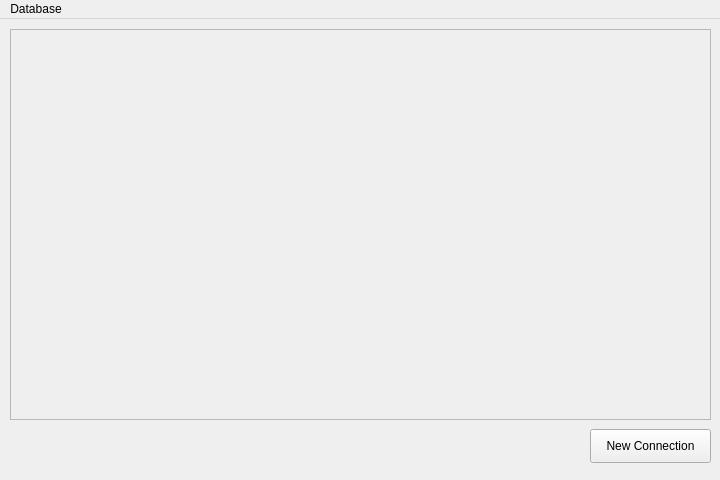
Before: the Qt Designer form ui/forms/MainWindow.ui in daqt/daqt, drawn with Qt 5.
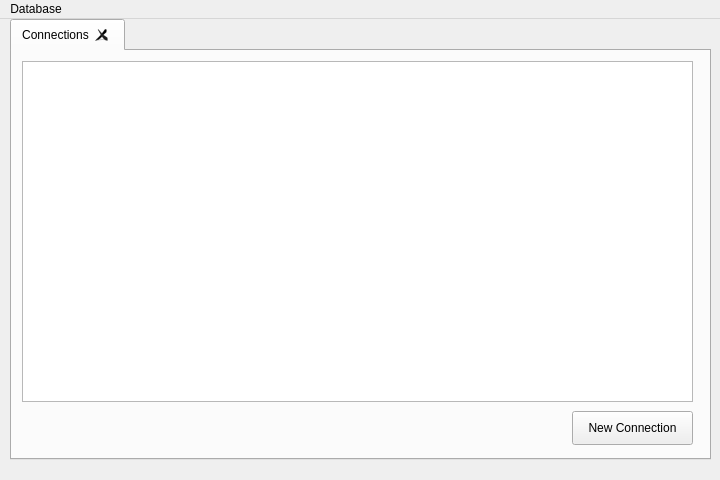
After: the same form once the commit is applied.

Commit message: Saved connections can now be loaded and databases can be shown

What changed in the file:
```diff
--- a/ui/forms/MainWindow.ui
+++ b/ui/forms/MainWindow.ui
@@ -23,42 +23,80 @@
    <locale language="English" country="UnitedStates"/>
   </property>
   <widget class="QWidget" name="centralWidget">
-   <widget class="QScrollArea" name="scrollDatabases">
+   <widget class="QTabWidget" name="tabWidget">
     <property name="geometry">
      <rect>
       <x>10</x>
-      <y>10</y>
+      <y>0</y>
       <width>701</width>
-      <height>391</height>
+      <height>441</height>
      </rect>
     </property>
-    <property name="widgetResizable">
+    <property name="currentIndex">
+     <number>0</number>
+    </property>
+    <property name="tabsClosable">
      <bool>true</bool>
     </property>
-    <widget class="QWidget" name="scrollDatabasesWidgetContents">
-     <property name="geometry">
-      <rect>
-       <x>0</x>
-       <y>0</y>
-       <width>697</width>
-       <height>387</height>
-      </rect>
-     </property>
+    <widget class="QWidget" name="tab">
+     <attribute name="title">
+      <string>Connections</string>
+     </attribute>
+     <widget class="QTableView" name="tableDatabases">
+      <property name="geometry">
+       <rect>
+        <x>10</x>
+        <y>10</y>
+        <width>671</width>
+        <height>341</height>
+       </rect>
+      </property>
+      <property name="editTriggers">
+       <set>QAbstractItemView::NoEditTriggers</set>
+      </property>
+      <property name="dragEnabled">
+       <bool>true</bool>
+      </property>
+      <property name="dragDropOverwriteMode">
+       <bool>false</bool>
+      </property>
+      <property name="dragDropMode">
+       <enum>QAbstractItemView::InternalMove</enum>
+      </property>
+      <property name="alternatingRowColors">
+       <bool>true</bool>
+      </property>
+      <property name="selectionMode">
+       <enum>QAbstractItemView::SingleSelection</enum>
+      </property>
+      <property name="selectionBehavior">
+       <enum>QAbstractItemView::SelectRows</enum>
+      </property>
+      <property name="gridStyle">
+       <enum>Qt::SolidLine</enum>
+      </property>
+      <property name="sortingEnabled">
+       <bool>true</bool>
+      </property>
+      <attribute name="verticalHeaderVisible">
+       <bool>false</bool>
+      </attribute>
+     </widget>
+     <widget class="QPushButton" name="buttonNewConnection">
+      <property name="geometry">
+       <rect>
+        <x>560</x>
+        <y>360</y>
+        <width>121</width>
+        <height>34</height>
+       </rect>
+      </property>
+      <property name="text">
+       <string>New Connection</string>
+      </property>
+     </widget>
     </widget>
    </widget>
-   <widget class="QPushButton" name="buttonNewConnection">
-    <property name="geometry">
-     <rect>
-      <x>590</x>
-      <y>410</y>
-      <width>121</width>
-      <height>34</height>
-     </rect>
-    </property>
-    <property name="text">
-     <string>New Connection</string>
-    </property>
-   </widget>
   </widget>
   <widget class="QMenuBar" name="menuBar">
    <property name="geometry">
```
The commit also changes 9 other files.
